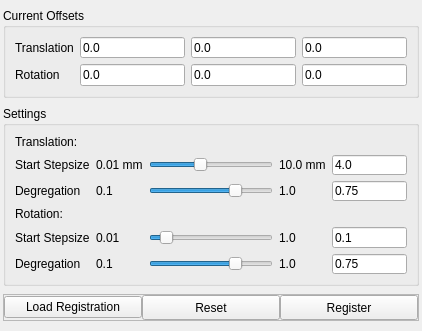
Before: the Qt Designer form dev/BrainVis/ctregistrationwidget.ui in waschkbaer/BrainVis, drawn with Qt 5.
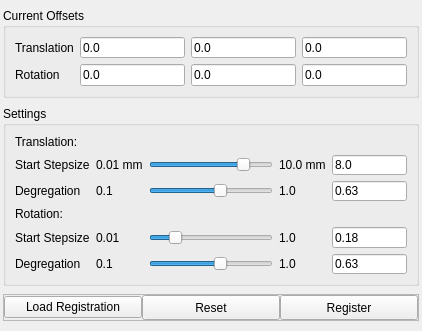
After: the same form once the commit is applied.

What changed in the file:
```diff
--- a/dev/BrainVis/ctregistrationwidget.ui
+++ b/dev/BrainVis/ctregistrationwidget.ui
@@ -140,7 +140,7 @@
           </size>
          </property>
          <property name="text">
-          <string>4.0</string>
+          <string>8.0</string>
          </property>
         </widget>
        </item>
@@ -223,10 +223,10 @@
           <number>100</number>
          </property>
          <property name="value">
-          <number>75</number>
+          <number>63</number>
          </property>
          <property name="sliderPosition">
-          <number>75</number>
+          <number>63</number>
          </property>
          <property name="orientation">
           <enum>Qt::Horizontal</enum>
@@ -256,10 +256,10 @@
           <number>1000</number>
          </property>
          <property name="value">
-          <number>400</number>
+          <number>800</number>
          </property>
          <property name="sliderPosition">
-          <number>400</number>
+          <number>800</number>
          </property>
          <property name="orientation">
           <enum>Qt::Horizontal</enum>
@@ -275,10 +275,10 @@
           <number>100</number>
          </property>
          <property name="value">
-          <number>10</number>
+          <number>18</number>
          </property>
          <property name="sliderPosition">
-          <number>10</number>
+          <number>18</number>
          </property>
          <property name="orientation">
           <enum>Qt::Horizontal</enum>
@@ -307,7 +307,7 @@
           </size>
          </property>
          <property name="text">
-          <string>0.75</string>
+          <string>0.63</string>
          </property>
         </widget>
        </item>
@@ -326,7 +326,7 @@
           </size>
          </property>
          <property name="text">
-          <string>0.75</string>
+          <string>0.63</string>
          </property>
         </widget>
        </item>
@@ -345,7 +345,7 @@
           </size>
          </property>
          <property name="text">
-          <string>0.1</string>
+          <string>0.18</string>
          </property>
         </widget>
        </item>
@@ -358,10 +358,10 @@
           <number>100</number>
          </property>
          <property name="value">
-          <number>75</number>
+          <number>63</number>
          </property>
          <property name="sliderPosition">
-          <number>75</number>
+          <number>63</number>
          </property>
          <property name="orientation">
           <enum>Qt::Horizontal</enum>
```
